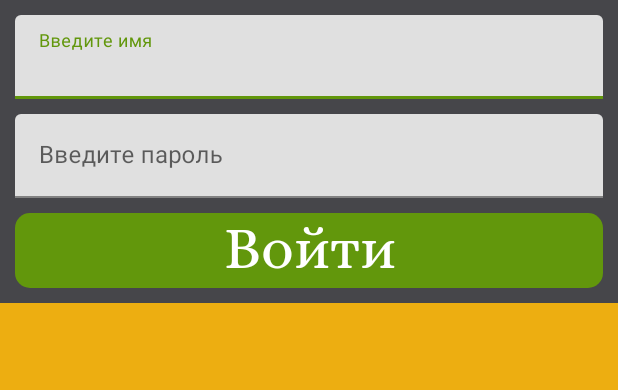
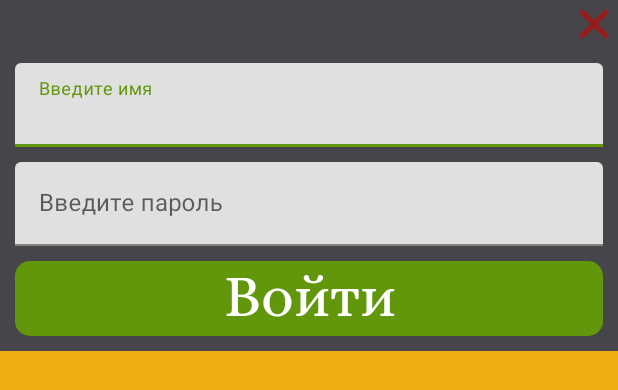
Before and after one commit to AlinaDorozhkina/Weather2, an Android app: the layout fragment_login.xml on its own in the app's theme, with its tools: preview values and no code run, on a phone screen of 412 x 824 dp. Shown: the top 390 px of the screen. Run offline under Robolectric (Android 15) with nearby library versions, the phone set to English and light mode, and no system bars.

Commit message:
добавлена кнопка выхода из логин фрагмента

```diff
--- a/app/src/main/res/layout/fragment_login.xml
+++ b/app/src/main/res/layout/fragment_login.xml
@@ -5,6 +5,15 @@
     android:layout_height="wrap_content"
     android:background="@color/grey"
     android:orientation="vertical">
+
+    <ImageView
+        android:id="@+id/cancel_button_login"
+        android:layout_width="wrap_content"
+        android:layout_height="wrap_content"
+        android:layout_gravity="end"
+        android:contentDescription="@string/about_app_text"
+        android:src="@android:drawable/ic_menu_close_clear_cancel"
+        app:tint="@android:color/holo_red_dark" />
 
     <com.google.android.material.textfield.TextInputLayout
         android:id="@+id/loginName"
```
Also changed, not shown: app/src/main/java/com/example/weatherapp/fragments/LoginFragment.java (+11 -0 lines).
